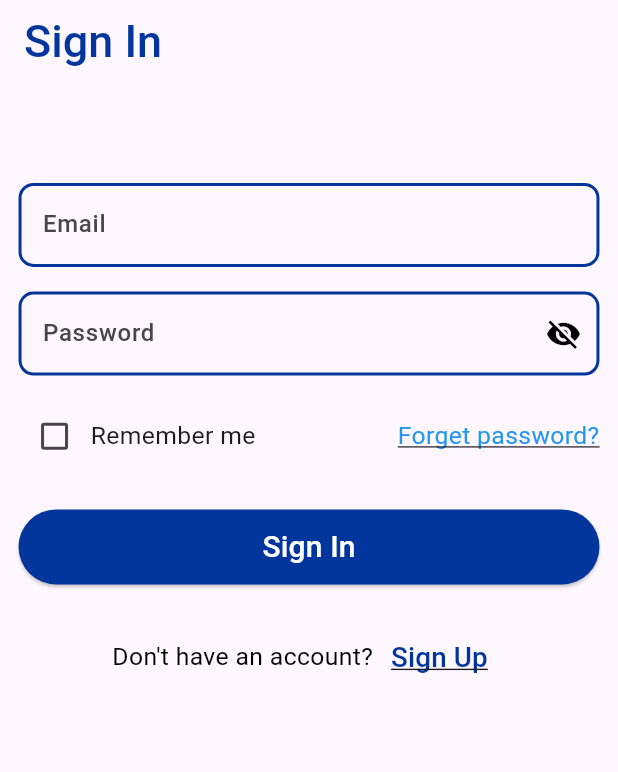
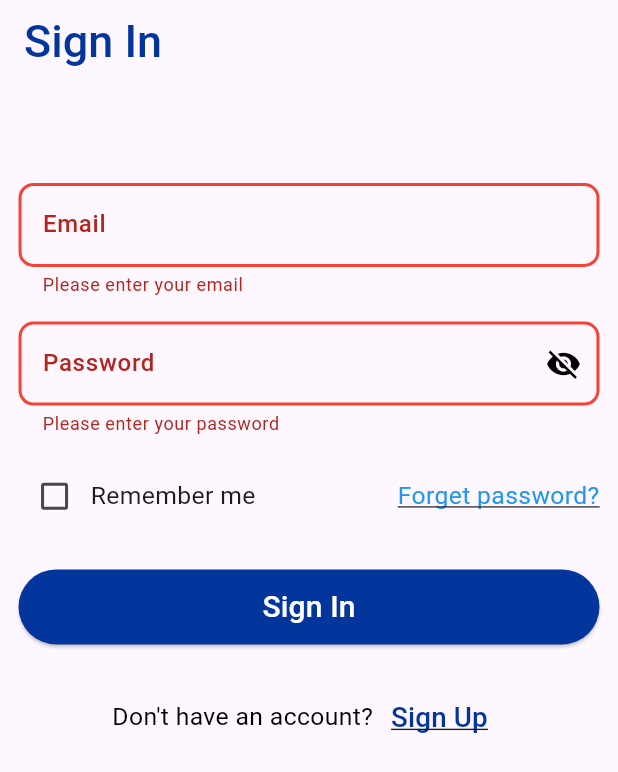
Before and after one commit to osos2511/online-exams, a Flutter app: the screen it shows after launch, after a tap on "Sign In", on a phone screen of 412 x 824 dp. Shown: the top 772 px of the screen. Run offline on Flutter 3.47's test engine with Material 3 defaults, Android fonts, the phone set to English and light mode, and no system bars.

Commit message:
+update ui

```diff
--- a/lib/presentation/auth/signIn.dart
+++ b/lib/presentation/auth/signIn.dart
@@ -14,6 +14,7 @@ class SignIn extends StatefulWidget {
 class SignInState extends State<SignIn> {
   final TextEditingController emailEditingController = TextEditingController();
   final TextEditingController passwordEditingController = TextEditingController();
+  final GlobalKey<FormState> _formKey = GlobalKey<FormState>(); // ✅ مفتاح الفورم
   bool isRememberMeChecked = false;
 
   @override
@@ -24,25 +25,21 @@ class SignInState extends State<SignIn> {
     return Scaffold(
       appBar: CustomAppbar(titleAppbar: 'Sign In'),
       body: Padding(
-        padding: EdgeInsets.symmetric(
-          horizontal: screenWidth * 0.03,
-        ),
+        padding: EdgeInsets.symmetric(horizontal: screenWidth * 0.03),
+        child: Form(
+          key: _formKey, // ✅ ربط الفورم بالمفتاح
           child: Column(
             children: [
               SizedBox(height: screenHeight * 0.08),
 
               CustomTextFormField(
                 validator: (input) {
-                String pattern = r'^[a-zA-Z]+$';
-                RegExp regex = RegExp(pattern);
                   if (input == null || input.trim().isEmpty) {
-                  return 'Please, enter your full name';
+                    return 'Please enter your email';
                   }
-                if (input.length < 6) {
-                  return 'Your full name should be at least 6 characters';
-                }
-                if (!regex.hasMatch(input)) {
-                  return 'Invalid format. Only letters allowed';
+                  if (!RegExp(r"^[a-zA-Z0-9._%+-]+@[a-zA-Z0-9.-]+\.[a-zA-Z]{2,}$")
+                      .hasMatch(input)) {
+                    return 'Enter a valid email address';
                   }
                   return null;
                 },
@@ -56,10 +53,10 @@ class SignInState extends State<SignIn> {
               CustomTextFormField(
                 validator: (input) {
                   if (input == null || input.trim().isEmpty) {
-                  return 'Please, confirm your password';
+                    return 'Please enter your password';
                   }
                   if (input.length < 8) {
-                  return 'Confirm password should be at least 8 characters';
+                    return 'Password should be at least 8 characters';
                   }
                   return null;
                 },
@@ -81,11 +78,11 @@ class SignInState extends State<SignIn> {
                       });
                     },
                   ),
-                Text('Remember me', style: TextStyle(fontSize: screenWidth * 0.04)), // 🎯 تكبير الخط نسبيًا
+                  Text('Remember me', style: TextStyle(fontSize: screenWidth * 0.04)),
                   Spacer(),
                   InkWell(
                     onTap: () {
-                    // يمكن إضافة أكشن عند الضغط على "Forget password?"
+                      // يمكنك إضافة التنقل إلى صفحة إعادة تعيين كلمة المرور هنا
                     },
                     child: Text(
                       'Forget password?',
@@ -103,7 +100,13 @@ class SignInState extends State<SignIn> {
 
               CustomMainButton(
                 text: 'Sign In',
-              onPress: () {},
+                onPress: () {
+                  if (_formKey.currentState!.validate()) { // ✅ التحقق من صحة البيانات
+                    print("✅ Form is valid, proceed with sign-in.");
+                  } else {
+                    print("❌ Form is invalid, please check inputs.");
+                  }
+                },
               ),
 
               SizedBox(height: screenHeight * 0.03),
@@ -139,6 +142,7 @@ class SignInState extends State<SignIn> {
             ],
           ),
         ),
+      ),
     );
   }
 }
--- a/lib/presentation/auth/widgets/Custom_TextForm_Field.dart
+++ b/lib/presentation/auth/widgets/Custom_TextForm_Field.dart
@@ -38,6 +38,11 @@ class _CustomTextFormFieldState extends State<CustomTextFormField> {
         hintStyle: TextStyle(
           color: Color(0xff535353),
         ),
+        border: OutlineInputBorder(
+          borderRadius: BorderRadius.circular(15),
+          borderSide: const BorderSide(width: 2, color: Color(0xff535353)),
+        ),
+
         focusedBorder: OutlineInputBorder(
           borderSide: BorderSide(width: 2,color: Color(0xff535353)),
           borderRadius: BorderRadius.circular(10),
```
Also changed, not shown: lib/presentation/auth/signUp.dart (+16 -4 lines). Lines whose indentation alone changed are shown as unchanged.
